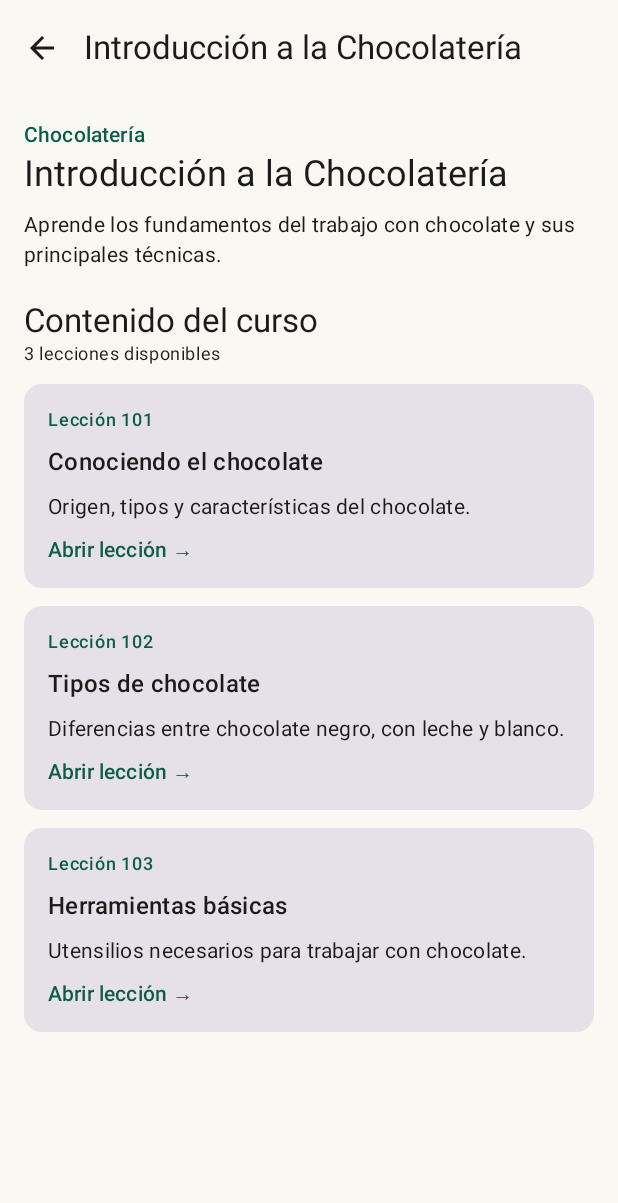
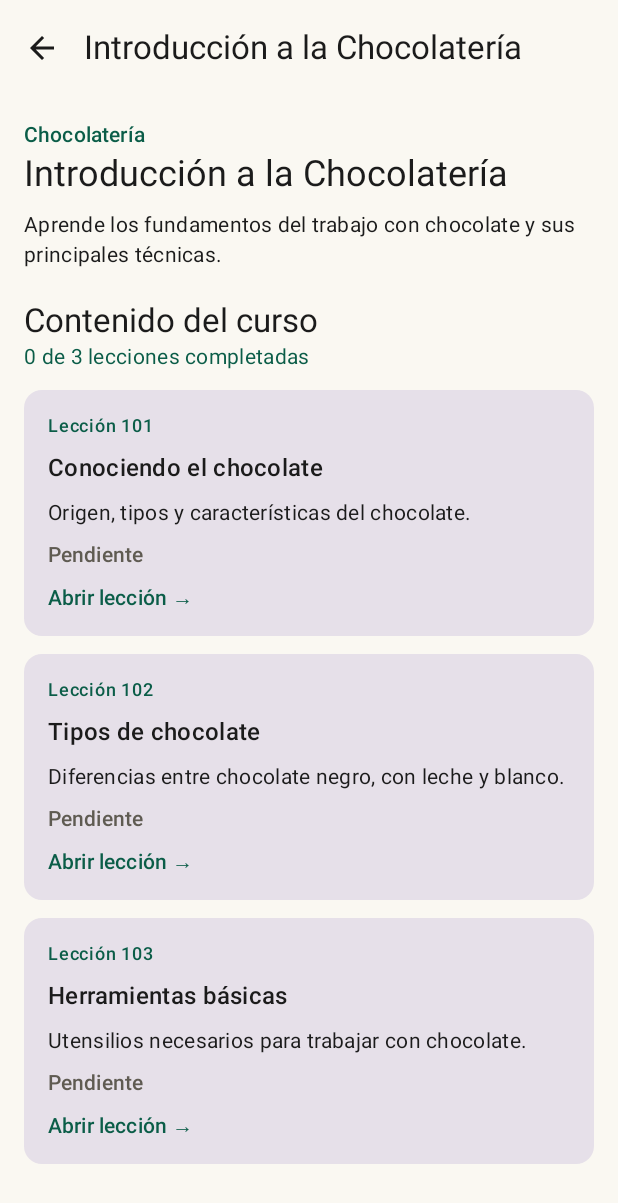
Before and after one commit to jparevalozuaza/AppMasterMartini_Grupo13, an Android app built with Jetpack Compose: the composable DetalleCursoScreen called with sample values from the repository, on a phone screen of 412 x 824 dp. Shown: the top 1203 px of the screen. Run offline under Robolectric (Android 15) with nearby library versions, the phone set to English and light mode, and no system bars.

Commit message:
feat: agrega seguimiento de progreso en lecciones

```diff
--- a/app/src/main/java/cl/duoc/mastermartini/MainActivity.kt
+++ b/app/src/main/java/cl/duoc/mastermartini/MainActivity.kt
@@ -210,6 +210,7 @@ class MainActivity : ComponentActivity() {
                                 if (curso != null) {
                                     DetalleCursoScreen(
                                         curso = curso,
+                                        viewModel = viewModel,
                                         onAbrirLeccion = { leccionId ->
                                             navController.navigate(Screen.Leccion.crearRuta(leccionId))
                                         },
@@ -232,6 +233,7 @@ class MainActivity : ComponentActivity() {
                                 if (leccion != null) {
                                     LeccionScreen(
                                         leccion = leccion,
+                                        viewModel = viewModel,
                                         onVolver = { navController.popBackStack() }
                                     )
                                 } else {
--- a/app/src/main/java/cl/duoc/mastermartini/ui/screens/DetalleCursosScreen.kt
+++ b/app/src/main/java/cl/duoc/mastermartini/ui/screens/DetalleCursosScreen.kt
@@ -22,21 +22,23 @@ import androidx.compose.runtime.Composable
 import androidx.compose.ui.Modifier
 import androidx.compose.ui.unit.dp
 import cl.duoc.mastermartini.model.Curso
+import cl.duoc.mastermartini.viewmodel.MainViewModel
 
 @OptIn(ExperimentalMaterial3Api::class)
 @Composable
 fun DetalleCursoScreen(
     curso: Curso,
+    viewModel: MainViewModel,
     onAbrirLeccion: (Int) -> Unit,
     onVolver: () -> Unit
 ) {
+    val progreso = viewModel.progreso.value
+    val leccionesCompletadas = curso.lecciones.count { it.id in progreso }
 
     Scaffold(
         topBar = {
             TopAppBar(
-                title = {
-                    Text(curso.titulo)
-                },
+                title = { Text(curso.titulo) },
                 navigationIcon = {
                     IconButton(onClick = onVolver) {
                         Icon(
@@ -48,7 +50,6 @@ fun DetalleCursoScreen(
             )
         }
     ) { innerPadding ->
-
         LazyColumn(
             modifier = Modifier
                 .fillMaxSize()
@@ -56,7 +57,6 @@ fun DetalleCursoScreen(
                 .padding(16.dp),
             verticalArrangement = Arrangement.spacedBy(12.dp)
         ) {
-
             item {
                 Text(
                     text = curso.categoria,
@@ -82,12 +82,14 @@ fun DetalleCursoScreen(
                 )
 
                 Text(
-                    text = "${curso.lecciones.size} lecciones disponibles",
-                    style = MaterialTheme.typography.bodySmall
+                    text = "$leccionesCompletadas de ${curso.lecciones.size} lecciones completadas",
+                    style = MaterialTheme.typography.bodyMedium,
+                    color = MaterialTheme.colorScheme.primary
                 )
             }
 
             items(curso.lecciones) { leccion ->
+                val completada = leccion.id in progreso
 
                 Card(
                     modifier = Modifier
@@ -100,7 +102,6 @@ fun DetalleCursoScreen(
                         modifier = Modifier.padding(16.dp),
                         verticalArrangement = Arrangement.spacedBy(8.dp)
                     ) {
-
                         Text(
                             text = "Lección ${leccion.id}",
                             style = MaterialTheme.typography.labelMedium,
@@ -118,6 +119,20 @@ fun DetalleCursoScreen(
                         )
 
                         Text(
+                            text = if (completada) {
+                                "✓ Completada"
+                            } else {
+                                "Pendiente"
+                            },
+                            style = MaterialTheme.typography.labelLarge,
+                            color = if (completada) {
+                                MaterialTheme.colorScheme.primary
+                            } else {
+                                MaterialTheme.colorScheme.onSurfaceVariant
+                            }
+                        )
+
+                        Text(
                             text = "Abrir lección →",
                             style = MaterialTheme.typography.labelLarge,
                             color = MaterialTheme.colorScheme.primary
```
Also changed, not shown: app/src/main/java/cl/duoc/mastermartini/ui/screens/LeccionScreen.kt (+34 -5 lines).
